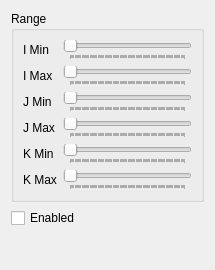
kskinoue0612/prepost-gui, file libs/post/post3d/datamodel/post3dwindowcellrangesettingwidget.ui: the form before one commit.
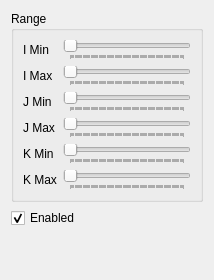
The form after the commit. Custom widgets are drawn as their Qt base class.

The edit to the form file:
```diff
--- a/libs/post/post3d/datamodel/post3dwindowcellrangesettingwidget.ui
+++ b/libs/post/post3d/datamodel/post3dwindowcellrangesettingwidget.ui
@@ -6,10 +6,16 @@
    <rect>
     <x>0</x>
     <y>0</y>
-    <width>215</width>
-    <height>270</height>
+    <width>214</width>
+    <height>280</height>
    </rect>
   </property>
+  <property name="minimumSize">
+   <size>
+    <width>214</width>
+    <height>280</height>
+   </size>
+  </property>
   <property name="windowTitle">
    <string>Form</string>
   </property>
@@ -154,6 +160,9 @@
      <property name="text">
       <string>Enabled</string>
      </property>
+     <property name="checked">
+      <bool>true</bool>
+     </property>
     </widget>
    </item>
    <item>
```
Left out of the diff: 19 changed lines with no effect on the pictures.
